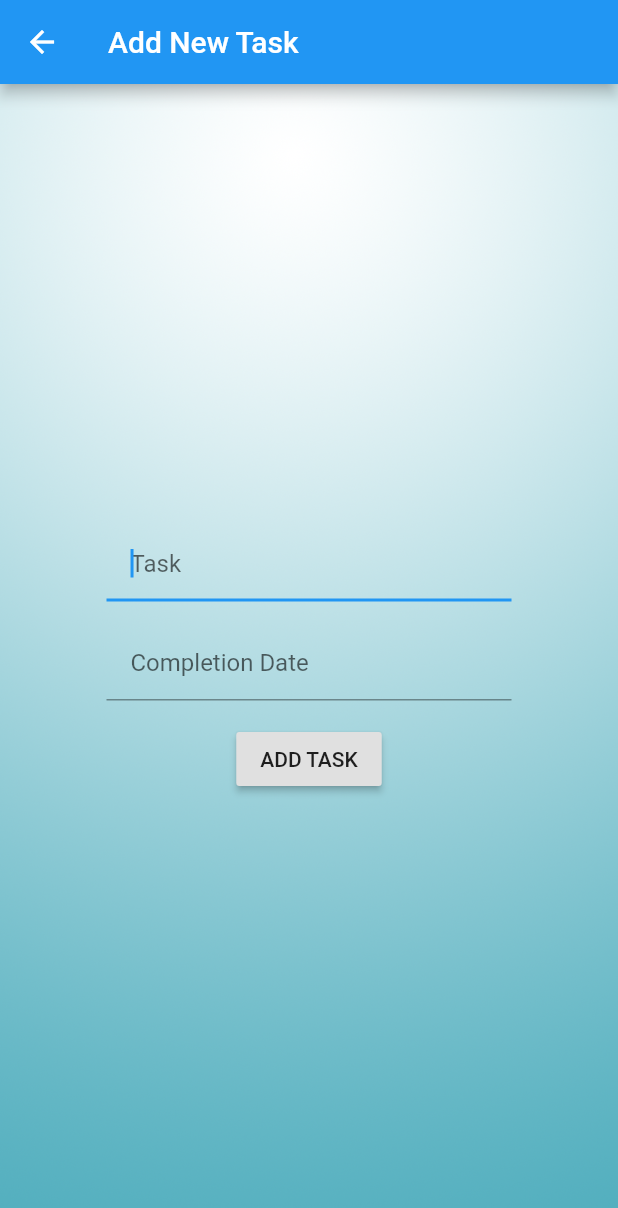
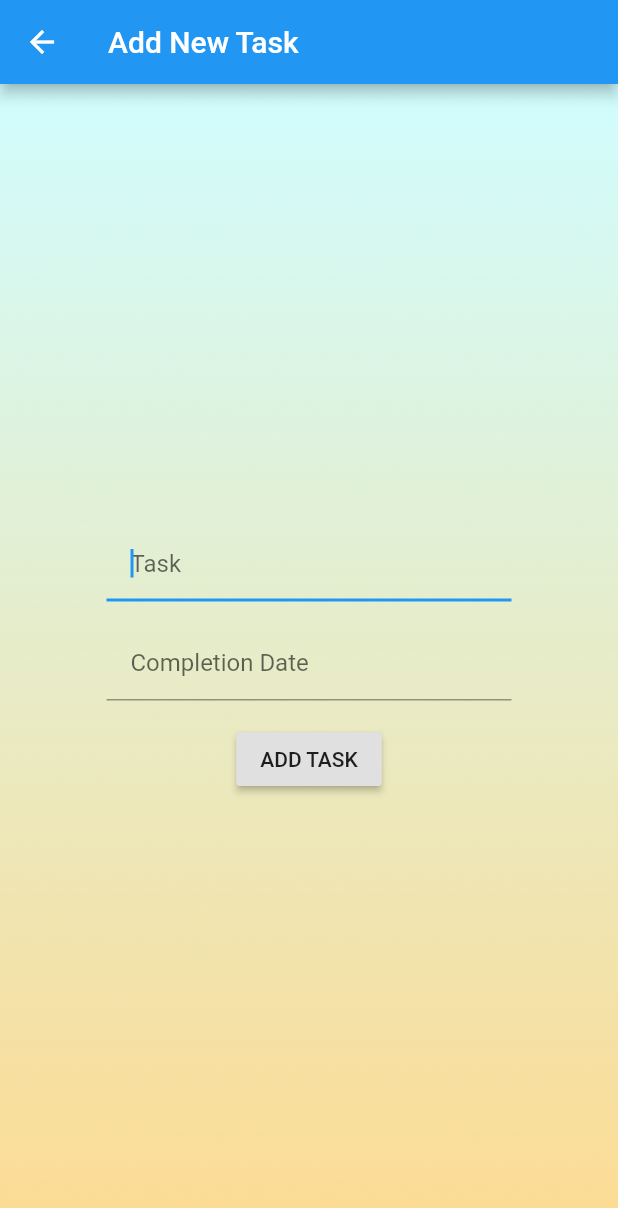
Before and after one commit to mehul-da/FlutterTaskManager, a Flutter app: the screen it shows after launch, after a tap on the "add" icon, on a phone screen of 412 x 824 dp. Shown: the top 1208 px of the screen. Run offline on Flutter 3.47's test engine with Material 2 defaults, Android fonts, the phone set to English and light mode, and no system bars.

Commit message:
Updated background image for application.

```diff
--- a/lib/main.dart
+++ b/lib/main.dart
@@ -84,7 +84,7 @@ class _TaskListState extends State<TaskList> {
               position: DecorationPosition.background,
               decoration: BoxDecoration(
                 image: DecorationImage(
-                    image: AssetImage('images/gradient.jpg'),
+                    image: AssetImage('images/gradient.png'),
                     fit: BoxFit.cover),
               ),
               child: Column(
@@ -145,7 +145,7 @@ class _TaskListState extends State<TaskList> {
           position: DecorationPosition.background,
           decoration: BoxDecoration(
             image: DecorationImage(
-                image: AssetImage('images/gradient.jpg'), fit: BoxFit.cover),
+                image: AssetImage('images/gradient.png'), fit: BoxFit.cover),
           ),
           child: Center(
               child: _toDoItems.length == 0
--- a/pubspec.yaml
+++ b/pubspec.yaml
@@ -19,6 +19,8 @@ environment:
 dependencies:
   flutter:
     sdk: flutter
+  sqflite:
+  path:
 
   # The following adds the Cupertino Icons font to your application.
   # Use with the CupertinoIcons class for iOS style icons.
@@ -42,7 +44,7 @@ flutter:
 
   # To add assets to your application, add an assets section, like this:
   assets:
-   - images/gradient.jpg
+   - images/gradient.png
   #  - images/a_dot_ham.jpeg
 
   # An image asset can refer to one or more resolution-specific "variants", see
```
Also changed, not shown: images/gradient.jpg (deleted), images/gradient.png (added), pubspec.lock.
